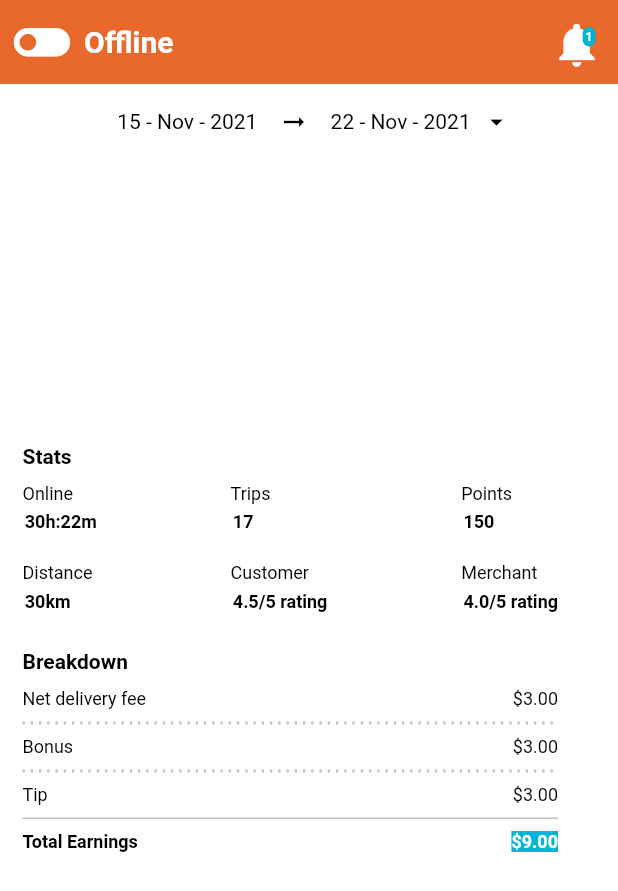
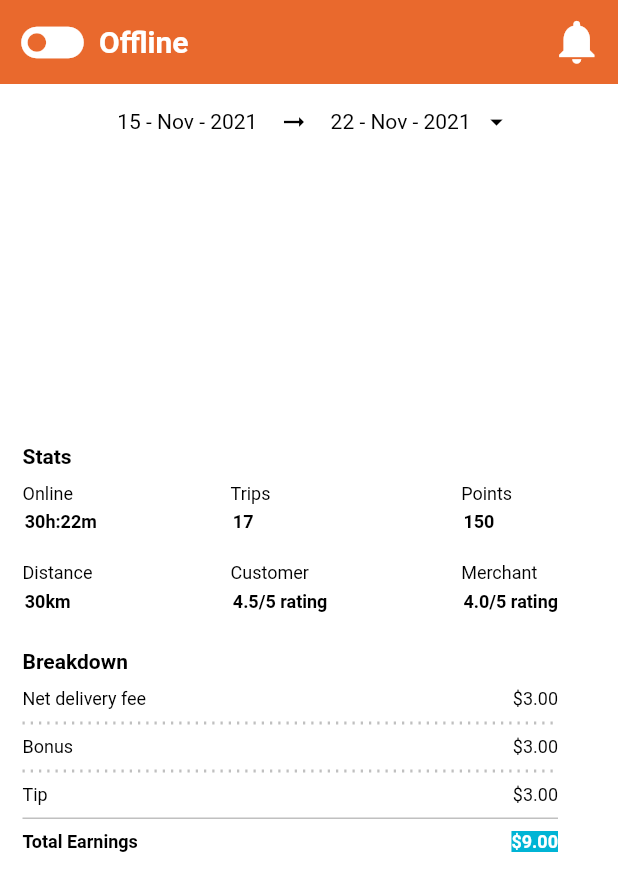
Before and after one commit to OeungChheanghok123/LoyEat, a Flutter app: the HomePage screen opened directly, on a phone screen of 412 x 824 dp. Shown: the top 891 px of the screen. Run offline on Flutter 3.47's test engine with Material 2 defaults, Android fonts, the phone set to English and light mode, and no system bars; drawn by our look-alikes of dotted_line; our stand-ins replace flutter_svg.

Commit message:
updated on 1-Feb-22

```diff
--- a/lib/models/location.dart
+++ b/lib/models/location.dart
@@ -7,5 +7,5 @@ const menuDistrictItems = <String>[
 const menuCommuneItems = <String>[
   'Chamkar Mon', 'Daun Penh', 'Prampir Makara', 'Tuol Kouk', 'Dangkao',
   'Mean Chey', 'Russey Keo', 'Sen Sok', 'Pou Senchey', 'Chroy Changvar', 'Prek Pnov',
-  'Chbar Ampov', 'Boeng Keng Kang', 'Kamboul',
+  'Chbar Ampov', 'Boeng Keng Kang', 'Kamboul'
 ];
--- a/lib/screens/main_screen/home_page.dart
+++ b/lib/screens/main_screen/home_page.dart
@@ -1,6 +1,8 @@
 import 'package:flutter/material.dart';
 import 'package:loy_eat/widgets/layout_widget/color.dart';
 import 'package:loy_eat/screens/other_screen/home_screen/notification_page.dart';
+import 'package:loy_eat/widgets/layout_widget/icon_widget.dart';
+import 'package:loy_eat/widgets/layout_widget/text_widget.dart';
 import 'package:loy_eat/widgets/page_widget/home_page_widget.dart';
 
 class HomePage extends StatefulWidget {
@@ -13,7 +15,7 @@ class HomePage extends StatefulWidget {
 class _HomePageState extends State<HomePage> {
 
   bool isToggleClick = false;
-  int notificationCounter = 1;
+  int notificationCounter = 0;
 
   @override
   Widget build(BuildContext context) {
@@ -21,69 +23,65 @@ class _HomePageState extends State<HomePage> {
       child: Scaffold(
         extendBody: true,
         backgroundColor: white,
-        appBar: _buildAppBar(
-            isToggleClick ? rabbit : carrot,
-            isToggleClick ? Icons.toggle_on : Icons.toggle_off,
-            isToggleClick ? 'Online' : 'Offline',
-            isToggleClick ? carrot : rabbit,
-            Icons.notifications,
-        ),
+        appBar: _buildAppBar(),
         body: const HomePageWidget(),
       ),
     );
   }
 
-  AppBar _buildAppBar(Color backgroundColor, IconData leadingIcon, String text, Color counterColor, IconData iconButton){
-    return  AppBar(
-      backgroundColor: backgroundColor,
+  AppBar _buildAppBar(){
+    return AppBar(
+      backgroundColor: isToggleClick ? rabbit : carrot,
       elevation: 0,
       leading: InkWell(
-        splashColor: Colors.transparent,
-        onTap: (){
-          setState(() {
-            isToggleClick = !isToggleClick;
-          });
-        },
-        child: Icon(leadingIcon,
-          size: 45,
+        splashColor: none,
+        onTap: () => setState(() => isToggleClick = !isToggleClick ),
+        child: Padding(
+          padding: const EdgeInsets.symmetric(horizontal: 10),
+          child: IconWidget(
+            icon: isToggleClick ? Icons.toggle_on : Icons.toggle_off,
+            size: 50,
+            color: white,
+          ),
         ),
       ),
-      titleSpacing: 0,
-      title: Text(text,
-        style: const TextStyle(
-          fontSize: 20,
-          fontWeight: FontWeight.w600,
-          color: white,
-        ),
+      titleSpacing: 10,
+      title: TextWidget(
+        text: isToggleClick ? 'Online' : 'Offline',
+        size: 20,
+        fontWeight: FontWeight.bold,
+        color: white,
       ),
       actions: <Widget>[
         Stack(
           alignment: Alignment.center,
           children: [
-            Container(
-              margin: const EdgeInsets.only(right: 5),
-              child: IconButton(
-                icon: Icon(iconButton,
+            InkWell(
+              splashColor: none,
+              onTap: () => Navigator.push(context, MaterialPageRoute(builder: (context) => const NotificationPage())),
+              child: Container(
+                margin: const EdgeInsets.only(right: 10),
+                child: const IconWidget(
+                  icon: Icons.notifications,
                   size: 35,
+                  color: white,
                 ),
-                onPressed: () => Navigator.push(context, MaterialPageRoute(builder: (context) => const NotificationPage())),
               ),
             ),
             notificationCounter > 0 ? Positioned(
-              top: 18,
+              top: 15,
               right: 15,
               child: Container(
+                padding: const EdgeInsets.all(2.0),
                 decoration: BoxDecoration(
-                  color: counterColor,
+                  color: isToggleClick ? carrot : rabbit,
                   borderRadius: BorderRadius.circular(5),
                 ),
-                padding: const EdgeInsets.all(2.0),
-                child:  Text('$notificationCounter',
-                  style: const TextStyle(
-                    color: white,
-                    fontSize: 8,
-                    fontWeight: FontWeight.bold,
-                  ),
+                child: TextWidget(
+                  text: notificationCounter.toString(),
+                  color: white,
+                  size: 8,
+                  fontWeight: FontWeight.bold,
                 ),
               ),
             ) : Container(),
```
Also changed, not shown: lib/widgets/page_widget/become_driver_page_widget.dart (+26 -73 lines).
